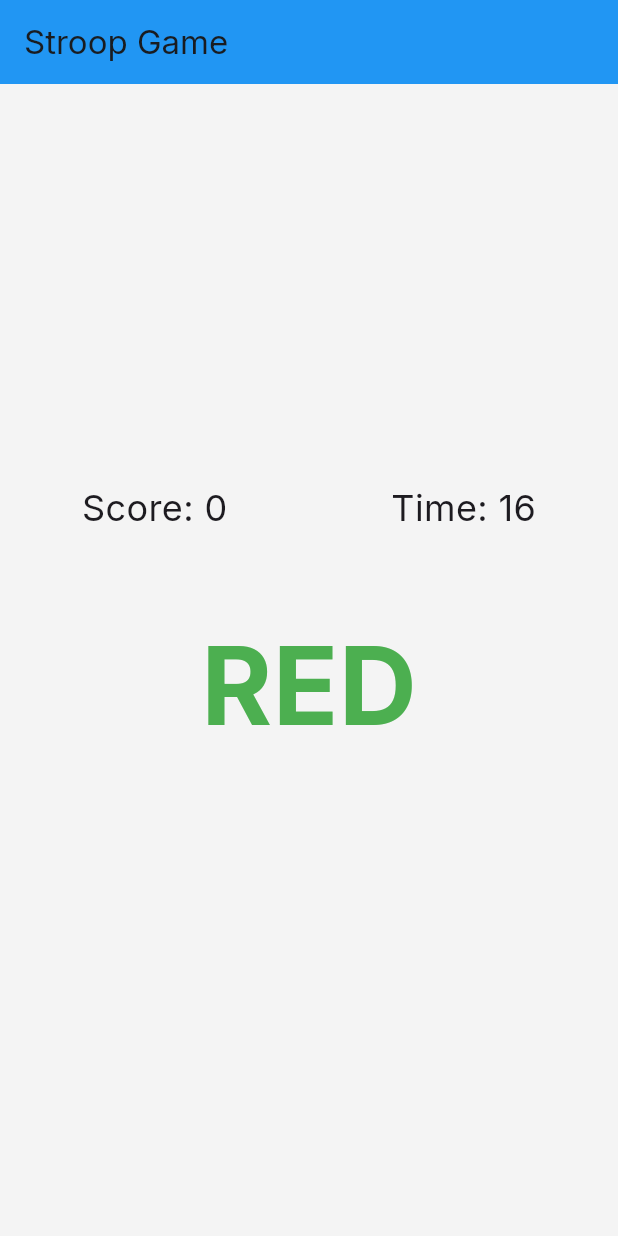
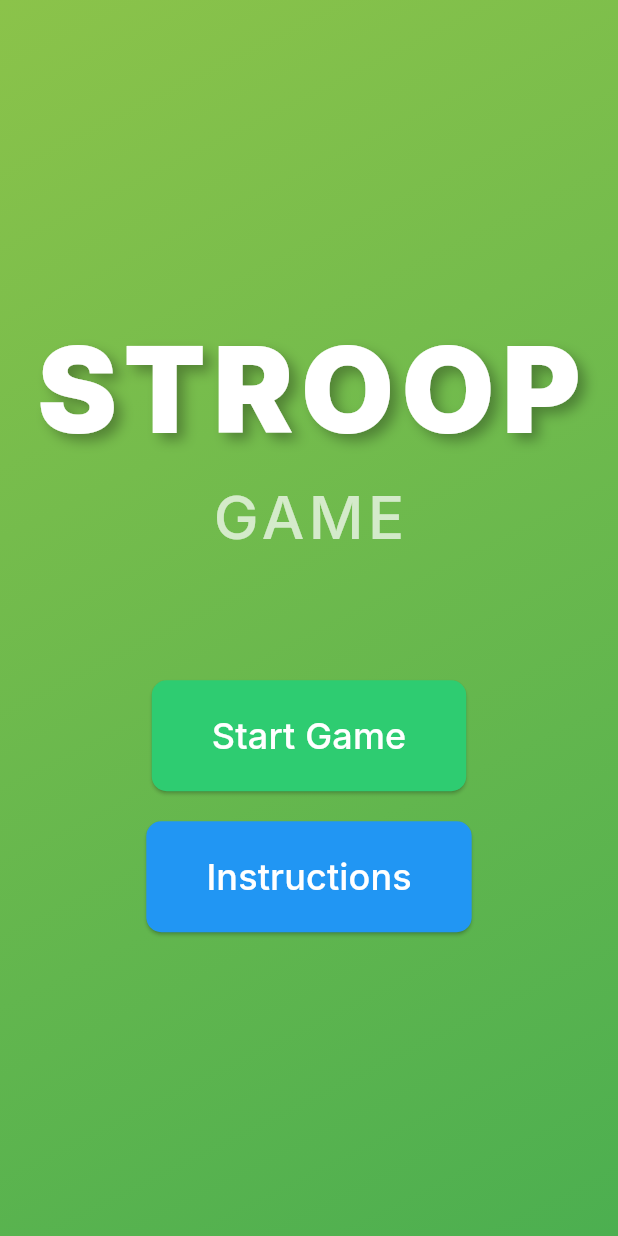
Before and after one commit to AriAlanPR/flutter_stroop, a Flutter app: the screen it shows after launch, on a phone screen of 412 x 824 dp. Run offline on Flutter 3.47's test engine with Material 3 defaults, Android fonts, the phone set to English and light mode, and no system bars; our stand-ins replace flutter_riverpod, google_fonts.

Commit message:
improved interfafce, added instructions and replay button

```diff
--- a/lib/main.dart
+++ b/lib/main.dart
@@ -1,7 +1,8 @@
 import 'package:flutter/material.dart';
 import 'package:flutter_riverpod/flutter_riverpod.dart';
 import 'package:google_fonts/google_fonts.dart';
-import 'package:myapp/screens/game_screen.dart';
+
+import 'package:myapp/screens/main_menu_screen.dart';
 
 void main() {
   runApp(
@@ -27,7 +28,7 @@ class MyApp extends StatelessWidget {
         scaffoldBackgroundColor: const Color(0xFFF4F4F4), // Background color: Light gray
         useMaterial3: true,
       ),
-      home: const GameScreen(),
+      home: const MainMenuScreen(),
     );
   }
 }
--- /dev/null
+++ b/lib/screens/main_menu_screen.dart
@@ -0,0 +1,116 @@
+import 'package:flutter/material.dart';
+import 'package:google_fonts/google_fonts.dart';
+import 'package:flutter_riverpod/flutter_riverpod.dart';
+import 'package:myapp/providers/game_providers.dart';
+import 'package:myapp/screens/game_screen.dart';
+import 'package:myapp/screens/instructions_screen.dart';
+
+class MainMenuScreen extends ConsumerWidget {
+  const MainMenuScreen({super.key});
+
+  @override
+  @override
+  Widget build(BuildContext context, WidgetRef ref) {
+    return Scaffold(
+      body: Container(
+        decoration: const BoxDecoration(
+          gradient: LinearGradient(
+            begin: Alignment.topLeft,
+            end: Alignment.bottomRight,
+            colors: [
+              Color(0xFF8BC34A), // Light Green
+              Color(0xFF4CAF50), // Green
+            ],
+          ),
+        ),
+        child: Center(
+          child: Column(
+            mainAxisAlignment: MainAxisAlignment.center,
+            children: [
+              Text(
+                'STROOP',
+                style: GoogleFonts.inter(
+                  fontSize: 80.0,
+                  fontWeight: FontWeight.w900,
+                  color: Colors.white,
+                  letterSpacing: 5.0,
+                  shadows: [
+                    Shadow(
+                      blurRadius: 10.0,
+                      color: Colors.black.withOpacity(0.3),
+                      offset: const Offset(5.0, 5.0),
+                    ),
+                  ],
+                ),
+              ),
+              Text(
+                'GAME',
+                style: GoogleFonts.inter(
+                  fontSize: 40.0,
+                  fontWeight: FontWeight.w500,
+                  color: Colors.white70,
+                  letterSpacing: 3.0,
+                ),
+              ),
+              const SizedBox(height: 80),
+
+              ElevatedButton(
+                onPressed: () {
+                  // Reset game state providers
+                  ref.read(scoreProvider.notifier).state = 0;
+                  ref.read(timerProvider.notifier).state = 30;
+                  ref.read(currentWordProvider.notifier).state = {};
+                  ref.read(gameStateProvider.notifier).state = GameState.ready;
+
+                  Navigator.of(context).push(
+                    MaterialPageRoute(
+                      builder: (context) => const GameScreen(),
+                    ),
+                  );
+                },
+                style: ElevatedButton.styleFrom(
+                  backgroundColor: const Color(0xFF2ECC71), // Emerald green
+                  padding: const EdgeInsets.symmetric(horizontal: 40, vertical: 20),
+                  shape: RoundedRectangleBorder(
+                    borderRadius: BorderRadius.circular(10),
+                  ),
+                ),
+                child: Text(
+                  'Start Game',
+                  style: GoogleFonts.inter(
+                    fontSize: 24.0,
+                    color: Colors.white,
+                  ),
+                ),
+              ),
+              const SizedBox(height: 20),
+              ElevatedButton(
+                onPressed: () {
+                  Navigator.of(context).push(
+                    MaterialPageRoute(
+                      builder: (context) => const InstructionsScreen(),
+                    ),
+                  );
+                },
+                style: ElevatedButton.styleFrom(
+                  backgroundColor: const Color(0xFF2196F3), // Primary color
+                  padding: const EdgeInsets.symmetric(horizontal: 40, vertical: 20),
+                  shape: RoundedRectangleBorder(
+                    borderRadius: BorderRadius.circular(10),
+                  ),
+                ),
+                child: Text(
+                  'Instructions',
+                  style: GoogleFonts.inter(
+                    fontSize: 24.0,
+                    color: Colors.white,
+                  ),
+                ),
+              ),
+            ],
+          ),
+        ),
+      ),
+    );
+  }
+}
```
Also changed, not shown: lib/providers/game_providers.dart (+10 -0 lines), lib/screens/game_screen.dart (+27 -26 lines), lib/screens/instructions_screen.dart (added, +94 -0 lines).
